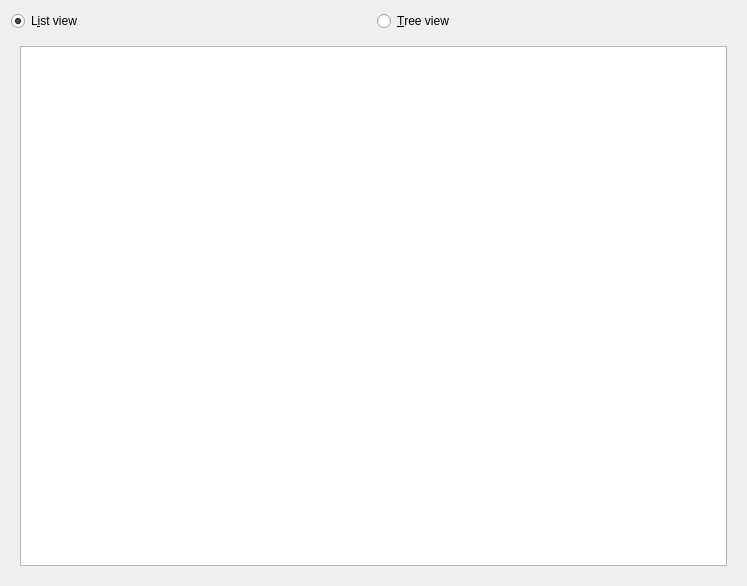
Above: src/components/repositoryfiles/repositoryfiles.ui from feelx88/git-qui before the change. Below: the same form after it.
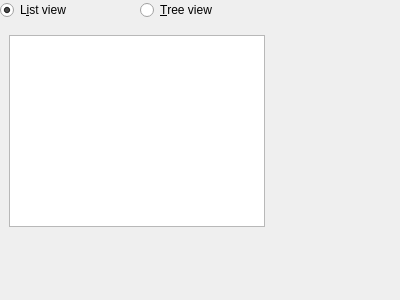
That is the form after the change.

Commit message: Reverted all component ui files back to their original form (except QDockWidget is now

Diff of the .ui file:
```diff
--- a/src/components/repositoryfiles/repositoryfiles.ui
+++ b/src/components/repositoryfiles/repositoryfiles.ui
@@ -6,15 +6,14 @@
    <rect>
     <x>0</x>
     <y>0</y>
-    <width>747</width>
-    <height>586</height>
+    <width>400</width>
+    <height>300</height>
    </rect>
   </property>
   <property name="windowTitle">
    <string>&amp;Repository files</string>
   </property>
-  <layout class="QVBoxLayout" name="verticalLayout_4">
-   <item>
+  <widget class="QWidget" name="dockWidgetContents">
     <layout class="QVBoxLayout" name="verticalLayout">
      <item>
       <layout class="QHBoxLayout" name="horizontalLayout">
@@ -81,8 +80,7 @@
       </widget>
      </item>
     </layout>
-   </item>
-  </layout>
+  </widget>
  </widget>
  <resources/>
  <connections/>
```
Lines whose indentation alone changed are shown as unchanged. The commit also changes 8 other files.
